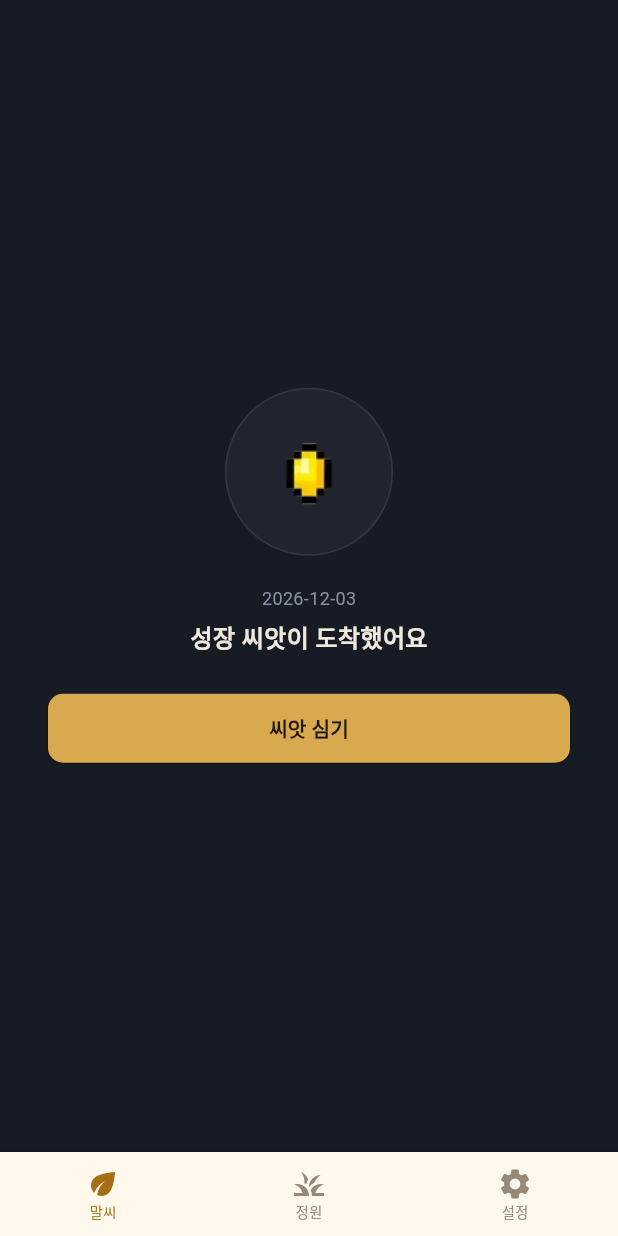
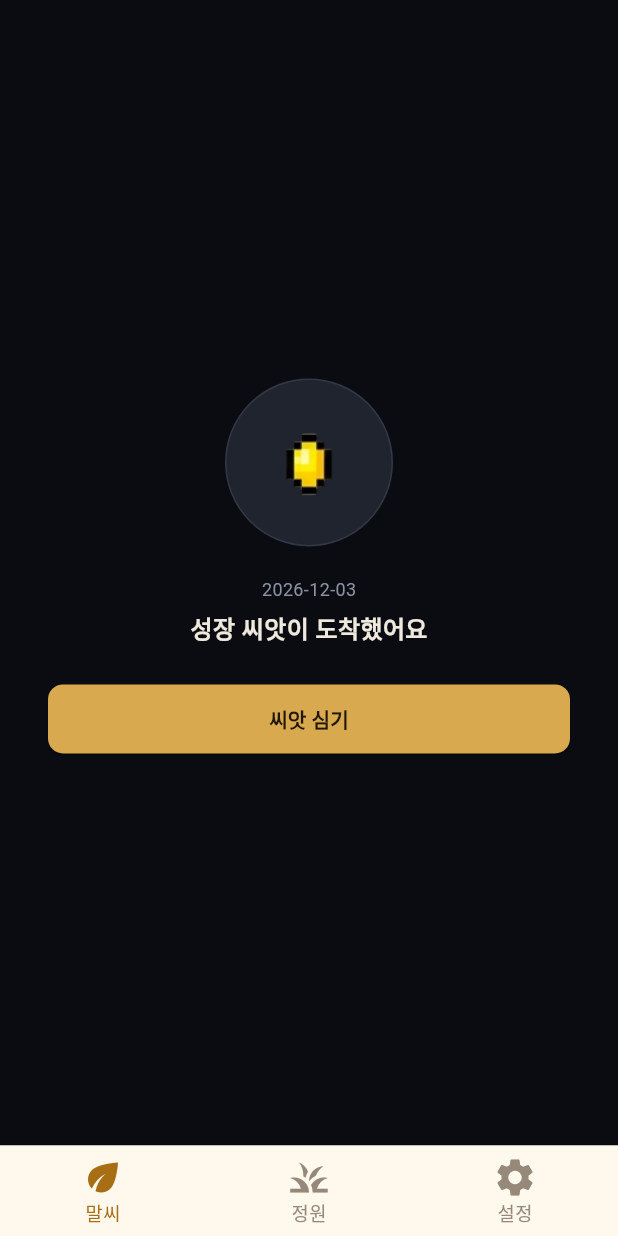
Before and after one commit to leaf-nam/malssi, a Flutter app: the screen it shows after launch, on a phone screen of 412 x 824 dp. Run offline on Flutter 3.47's test engine with Material 3 defaults, Android fonts, the phone set to English and light mode, and no system bars; our stand-ins replace flutter_local_notifications, go_router, timezone; Roboto replaces fonts that are missing (Galmuri11).

Commit message:
말씨 탭 니어블랙과 하단 탭 확대 (#59·#60)

```diff
--- a/lib/core/theme/app_theme.dart
+++ b/lib/core/theme/app_theme.dart
@@ -8,8 +8,9 @@ class AppTheme {
   static const String fontFamily = 'Galmuri11';
 
   // 다크 팔레트 (씨앗 탭 고정 + 다크모드).
-  static const Color ink900 = Color(0xFF171B24);
-  static const Color ink850 = Color(0xFF1C202B);
+  /// 말씨 탭 전용 니어블랙 (#59 — 기본 다크보다 더 어둡게).
+  static const Color abyss = Color(0xFF0A0C11);
+  static const Color ink900 = Color(0xFF171B24);  static const Color ink850 = Color(0xFF1C202B);
   static const Color ink800 = Color(0xFF20242F);
   static const Color ink700 = Color(0xFF2A2F3D);
   static const Color paper = Color(0xFFEFE9DD);
@@ -103,8 +104,8 @@ class AppTheme {
         backgroundColor: ink900,
         selectedItemColor: gold,
         unselectedItemColor: muted,
-        selectedLabelStyle: TextStyle(fontSize: 9.5),
-        unselectedLabelStyle: TextStyle(fontSize: 9.5),
+        selectedLabelStyle: TextStyle(fontSize: 12.5),
+        unselectedLabelStyle: TextStyle(fontSize: 12.5),
       ),
     );
   }
@@ -176,8 +177,8 @@ class AppTheme {
         backgroundColor: cream,
         selectedItemColor: goldDeep,
         unselectedItemColor: cocoaMuted,
-        selectedLabelStyle: TextStyle(fontSize: 9.5),
-        unselectedLabelStyle: TextStyle(fontSize: 9.5),
+        selectedLabelStyle: TextStyle(fontSize: 12.5),
+        unselectedLabelStyle: TextStyle(fontSize: 12.5),
       ),
     );
   }
--- a/lib/core/widgets/bottom_nav.dart
+++ b/lib/core/widgets/bottom_nav.dart
@@ -12,10 +12,14 @@ class MainBottomNav extends StatelessWidget {
 
   @override
   Widget build(BuildContext context) {
-    return BottomNavigationBar(
+    // #60: 바·글씨·아이콘 확대. 상단 패딩으로 전체 높이를 키운다.
+    return Padding(
+      padding: const EdgeInsets.only(top: 8),
+      child: BottomNavigationBar(
         type: BottomNavigationBarType.fixed,
-      selectedFontSize: 9.5,
-      unselectedFontSize: 9.5,
+        iconSize: 30,
+        selectedFontSize: 12.5,
+        unselectedFontSize: 12.5,
         currentIndex: currentIndex,
         onTap: (index) => context.go(_paths[index]),
         items: const [
@@ -23,6 +27,7 @@ class MainBottomNav extends StatelessWidget {
           BottomNavigationBarItem(icon: Icon(Icons.grass), label: '정원'),
           BottomNavigationBarItem(icon: Icon(Icons.settings), label: '설정'),
         ],
+      ),
     );
   }
 }
--- a/lib/features/seed/presentation/seed_screen.dart
+++ b/lib/features/seed/presentation/seed_screen.dart
@@ -19,8 +19,8 @@ class SeedScreen extends StatelessWidget {
     final state = context.watch<SeedProvider>();
 
     return Scaffold(
-      // 씨앗 탭(메인)은 모드와 무관하게 항상 다크 고정.
-      backgroundColor: AppTheme.ink900,
+      // 씨앗 탭(메인)은 모드와 무관하게 항상 니어블랙 고정 (#59).
+      backgroundColor: AppTheme.abyss,
       body: SafeArea(child: _buildBody(context, state)),
       bottomNavigationBar: const MainBottomNav(currentIndex: 0),
     );
```
Also changed, not shown: 3 other files. Lines whose indentation alone changed are shown as unchanged.
